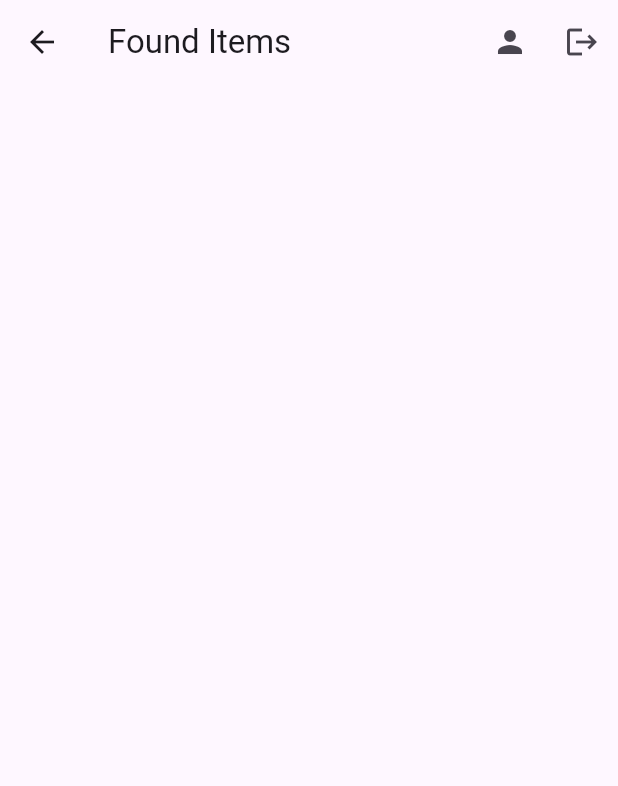
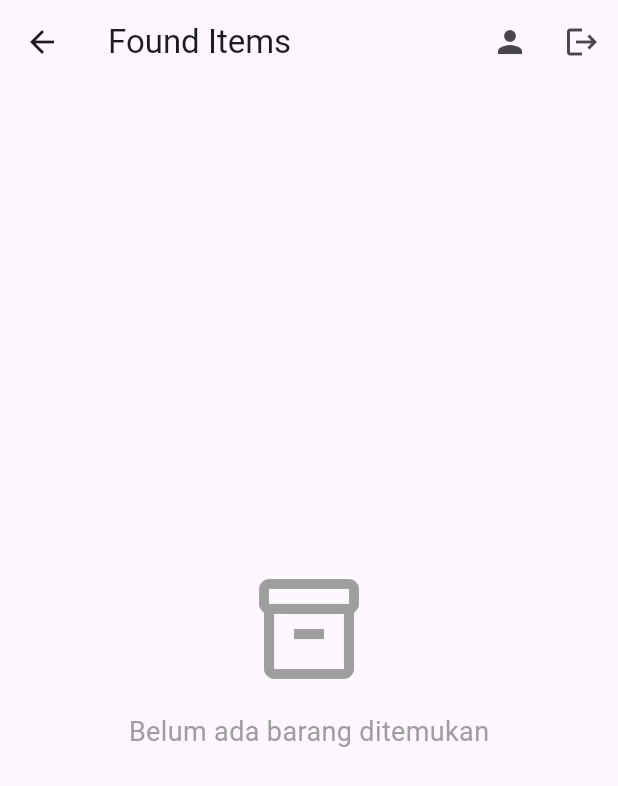
Before and after one commit to rapipp24/lostfound-dragonwaterpark, a Flutter app: the ReportsScreen screen opened directly, on a phone screen of 412 x 824 dp. Shown: the top 786 px of the screen. Run offline on Flutter 3.47's test engine with Material 3 defaults, Android fonts, the phone set to English and light mode, and no system bars; our stand-ins replace flutter_dotenv; network calls fail.

Commit message:
feat(mobile): Menambahkan empty state pada laporan

```diff
--- a/mobile/lib/screens/reports_screen.dart
+++ b/mobile/lib/screens/reports_screen.dart
@@ -102,6 +102,36 @@ class _ReportsScreenState
                   CircularProgressIndicator(),
             )
 
+          : reports.isEmpty
+
+              ? const Center(
+                  child: Column(
+                    mainAxisAlignment:
+                        MainAxisAlignment.center,
+
+                    children: [
+
+                      Icon(
+                        Icons.inventory_2_outlined,
+                        size: 80,
+                        color: Colors.grey,
+                      ),
+
+                      SizedBox(
+                        height: 16,
+                      ),
+
+                      Text(
+                        "Belum ada barang ditemukan",
+                        style: TextStyle(
+                          fontSize: 18,
+                          color: Colors.grey,
+                        ),
+                      ),
+                    ],
+                  ),
+                )
+
               : RefreshIndicator(
                   onRefresh:
                       fetchReports,
```
Lines whose indentation alone changed are shown as unchanged.
